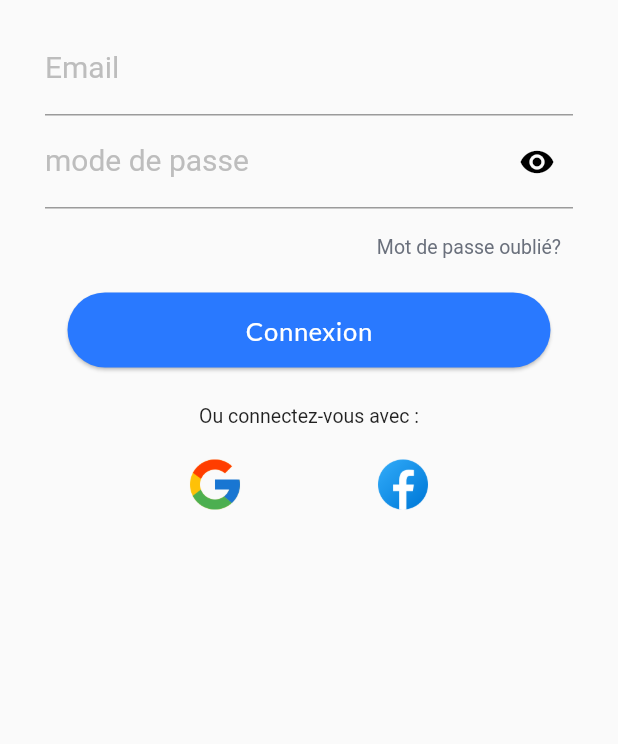
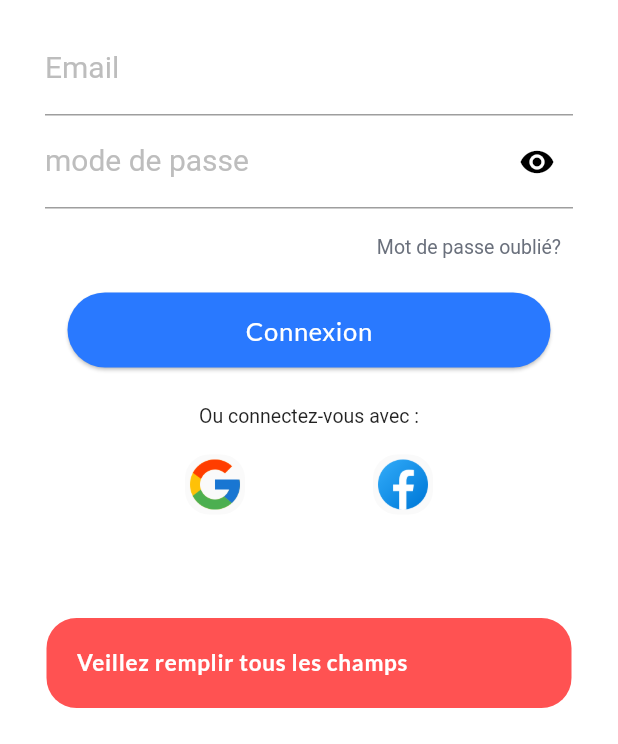
Before and after one commit to gloirebeniche/oppuss, a Flutter app: the LoginScreen screen opened by its route, after a tap on "Connexion", on a phone screen of 412 x 824 dp, the part 492-1236 px from its top. Run offline on Flutter 3.47's test engine with Material 2 defaults, Android fonts, the phone set to English and light mode, and no system bars; our stand-ins replace eva_icons_flutter, flutter_svg, go_router, google_fonts, hexcolor, pinput and 2 more; accounts and stored records are empty; network calls fail.

Commit message:
Finition du login et deconnexion

```diff
--- a/lib/views/auth/login_screen.dart
+++ b/lib/views/auth/login_screen.dart
@@ -62,7 +62,20 @@ class _LoginScreenState extends State<LoginScreen> {
       final String email = _emailController.text.trim().replaceAll(" ", "");
       final String password = _passwordController.text.trim().replaceAll(" ", "");
 
+      if (email.isEmpty || password.isEmpty) {
+        setState(() {
+          messageBox(context, "Veillez remplir tous les champs");
+        });
+        return false;
+      }
+      if (!RegExp(r'^[\w-\.]+@([\w-]+\.)+[\w-]{2,4}$').hasMatch(email)) {
+        setState(() {
+          messageBox(context, "Veillez entrer une adresse mail valid");
+        });
+        return false;
+      }else{
         try {
+
           final http.Response response = await http.post(
             Uri.parse(api_login_view),
             headers: <String, String>{
@@ -72,7 +85,7 @@ class _LoginScreenState extends State<LoginScreen> {
           );
 
           if (response.statusCode == 200) {
-          //print("authentification réussit")
+
             final Map<String, dynamic> responseData = jsonDecode(response.body);
             final String? accessToken = responseData['token']['access'];
             final String? refreshToken = responseData['token']['refresh'];
@@ -85,10 +98,11 @@ class _LoginScreenState extends State<LoginScreen> {
               return true;
             } else {
               // Gestion de l'erreur
-            print("Erreur lors de la récupération des jetons");
+              messageBox(context, "Erreur lors de la récupération des jetons");
               return false;
             }
           }else{
+            messageBox(context, "Email ou mot de passe incorect");
             return false;
           }
         } catch (e) {
@@ -97,11 +111,13 @@ class _LoginScreenState extends State<LoginScreen> {
         }
       }
 
+    }
+
   @override
   Widget build(BuildContext context) {
     final authProvider = Provider.of<AuthProvider>(context);
     return  Scaffold(
-      backgroundColor: bgColor,
+      backgroundColor: white,
       appBar: const CustomizeAppBar(colorAppBar: white, title: '',),
       body: SingleChildScrollView(
         child: Container(
@@ -167,9 +183,17 @@ class _LoginScreenState extends State<LoginScreen> {
               child: CustomButton("Connexion",
                 () async{
                   if (await _login()) {
+                    showDialog(context: context, builder: (context){
+                      return Center(child: CircularProgressIndicator(color: primaryColor,));
+                    });
                     authProvider.checkAuth();
-                    print(authProvider.currentUser?.email);
+                    await Future.delayed(const Duration(seconds: 1));
+                    // ignore: use_build_context_synchronously
+                    Navigator.pop(context);
+                    messageBoxSuccess(context, "Vous êtes maintenant connecté :)");
+                    // ignore: use_build_context_synchronously
                     context.go("/home");
+
                   }
                 }
               ),),
--- a/lib/views/fullsreen.dart
+++ b/lib/views/fullsreen.dart
@@ -23,7 +23,7 @@ class _LoadingScreenState extends State<LoadingScreen> {
         await http.get(Uri.parse(api_domaine_view));
         context.go("/home");
       }catch(e){
-        messageBox(context);
+        messageBox(context, "Connection au serveur impossible");
       }
     });
     return result;
```
Also changed, not shown: lib/utils/theme.dart (+35 -2 lines), lib/views/particulars/account_view.dart (+10 -1 lines). Lines whose indentation alone changed are shown as unchanged.
